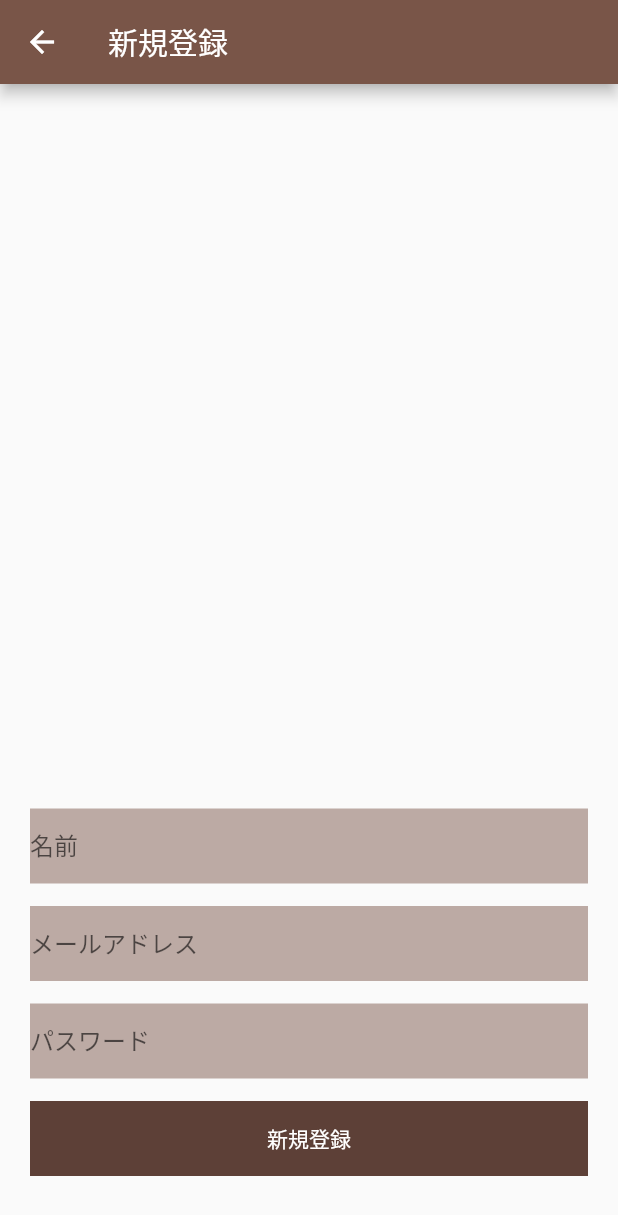
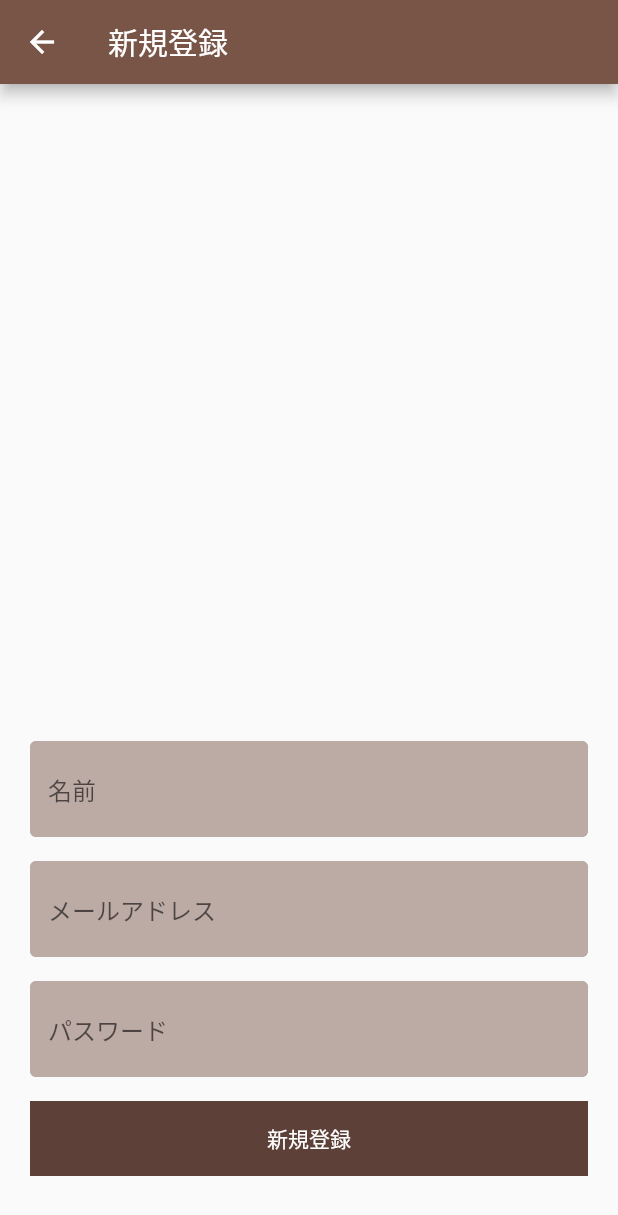
Before and after one commit to sakurako-y0316/sakuline, a Flutter app: the SignUpScreen screen opened directly, on a phone screen of 412 x 824 dp. Shown: the top 1215 px of the screen. Run offline on Flutter 3.47's test engine with Material 2 defaults, Android fonts, the phone set to English and light mode, and no system bars; our stand-ins replace cloud_firestore, firebase_auth, firebase_storage, flutter_slidable, flutter_spinkit, image_picker and 2 more; missing offline and left inert: flutter_rounded_date_picker; accounts and stored records are empty.

Commit message:
200825_Formの修正（新規登録）

```diff
--- a/lib/screen/signup_screen.dart
+++ b/lib/screen/signup_screen.dart
@@ -1,6 +1,5 @@
 import 'package:flutter/material.dart';
 import 'package:provider/provider.dart';
-import 'package:sakura_line/screen/login_screen.dart';
 import 'package:sakura_line/screen/top_screen.dart';
 import 'package:sakura_line/view_model/signup_screen_view_model.dart';
 
@@ -10,6 +9,7 @@ class SignUpScreen extends StatelessWidget {
     final TextEditingController nameController = TextEditingController();
     final TextEditingController mailController = TextEditingController();
     final TextEditingController passwordController = TextEditingController();
+    final _key = GlobalKey<FormState>();
 
     return ChangeNotifierProvider<SignUpScreenViewModel>(
       create: (_) => SignUpScreenViewModel(),
@@ -19,14 +19,17 @@ class SignUpScreen extends StatelessWidget {
         ),
         body: Consumer<SignUpScreenViewModel>(
             builder: (context, viewmodel, child) {
-          return Container(
+          return Form(
+            key: _key,
+            child: Container(
               padding: EdgeInsets.all(20),
               child: Column(
+                crossAxisAlignment: CrossAxisAlignment.start,
                 mainAxisAlignment: MainAxisAlignment.end,
                 children: <Widget>[
-                _textForm(viewmodel, nameController, '名前'),
-                _textForm(viewmodel, mailController, 'メールアドレス'),
-                _textForm(viewmodel, passwordController, 'パスワード'),
+                  _textForm(viewmodel, nameController, '名前', false),
+                  _textForm(viewmodel, mailController, 'メールアドレス', false),
+                  _textForm(viewmodel, passwordController, 'パスワード', true),
                   Container(
                     width: double.infinity,
                     color: Colors.brown[700],
@@ -34,15 +37,17 @@ class SignUpScreen extends StatelessWidget {
                     margin: EdgeInsets.only(bottom: 20),
                     child: FlatButton(
                       onPressed: () async {
+                        if (_key.currentState.validate()) {
                           try {
                             await viewmodel.signUp(
                               nameController,
                               mailController,
                               passwordController,
                             );
-                        _showDialog(context, '登録完了しました');
+                            _showDialog(context, '登録完了しました', true);
                           } catch (e) {
-                        _showDialog(context, e.toString());
+                            await _showDialog(context, e.toString(), false);
+                          }
                         }
                       },
                       child: Text(
@@ -53,6 +58,7 @@ class SignUpScreen extends StatelessWidget {
                   ),
                 ],
               ),
+            ),
           );
         }),
       ),
@@ -62,16 +68,31 @@ class SignUpScreen extends StatelessWidget {
   //-----------------------------------------
   // Formの共通化
   //-----------------------------------------
-  Widget _textForm(SignUpScreenViewModel model,
-      TextEditingController controller, String title) {
+  Widget _textForm(
+    SignUpScreenViewModel model,
+    TextEditingController controller,
+    String title,
+    bool password,
+  ) {
     return Container(
-      color: Colors.brown[200],
-      height: 50,
-      margin: EdgeInsets.only(bottom: 15),
+      // color: Colors.brown[200],
+      height: 80,
       child: TextFormField(
+        enabled: true,
         controller: controller,
+        validator: (val) => val.isEmpty ? "$titleを入力してください" : null,
+        obscureText: password,
         decoration: InputDecoration(
+          filled: true,
+          fillColor: Colors.brown[200],
           hintText: title,
+          hintStyle: TextStyle(fontSize: 16),
+          enabledBorder: OutlineInputBorder(
+            borderSide: BorderSide(color: Colors.brown[200]),
+          ),
+          focusedBorder: OutlineInputBorder(
+            borderSide: BorderSide(color: Colors.brown[200]),
+          ),
           border: InputBorder.none,
         ),
       ),
@@ -81,7 +102,7 @@ class SignUpScreen extends StatelessWidget {
   //-----------------------------------------
   // ダイアログ
   //-----------------------------------------
-  Future _showDialog(BuildContext context, String title) async {
+  Future _showDialog(BuildContext context, String title, bool success) async {
     showDialog(
       context: context,
       builder: (BuildContext context) {
@@ -90,18 +111,21 @@ class SignUpScreen extends StatelessWidget {
           actions: <Widget>[
             FlatButton(
                 onPressed: () {
-                    Navigator.push(
+                  success
+                      ? Navigator.push(
                           context,
                           MaterialPageRoute<void>(
                             builder: (context) {
                               return TopScreen();
                             },
                           ),
-                    );
+                        )
+                      : Navigator.pop(context);
                 },
                 child: Text('OK'))
           ],
         );
-        });
+      },
+    );
   }
 }
```
Lines whose indentation alone changed are shown as unchanged.
